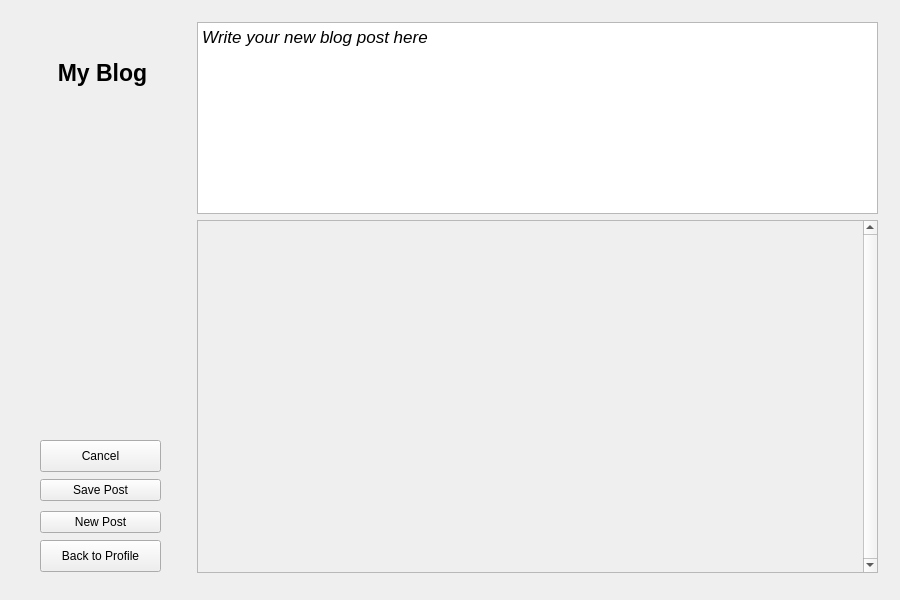
First picture: the form in GUI/bloggui.ui, repository thanhmvu/RocketRapport, before the edit.
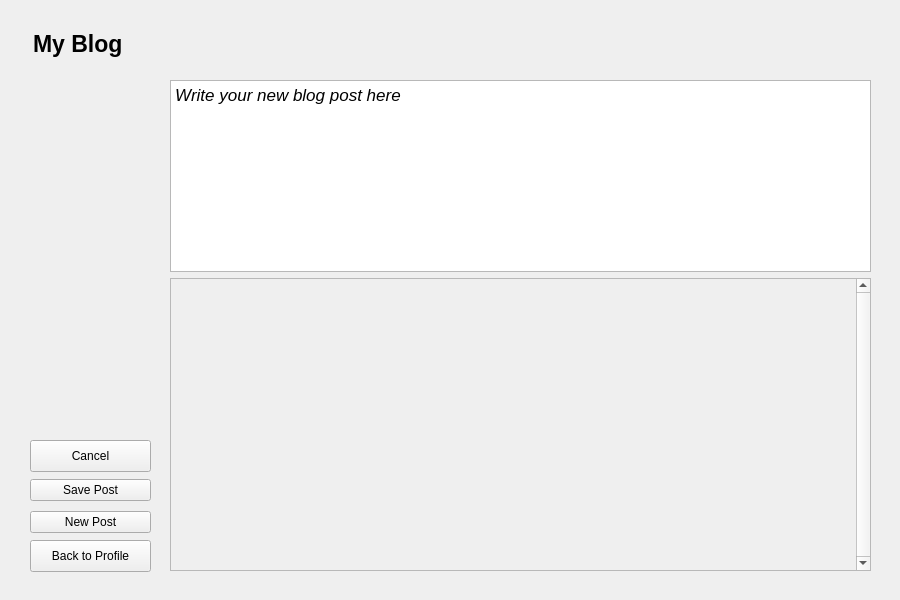
Second picture: the form after the edit.

Commit message: Hide newPost button for Guest viewer. Modify GUI look

Patch:
```diff
--- a/GUI/bloggui.ui
+++ b/GUI/bloggui.ui
@@ -16,7 +16,7 @@
   <widget class="QPushButton" name="pushButton_back_to_profile">
    <property name="geometry">
     <rect>
-     <x>40</x>
+     <x>30</x>
      <y>540</y>
      <width>121</width>
      <height>32</height>
@@ -41,7 +41,7 @@
   <widget class="QPushButton" name="pushButton_cancel">
    <property name="geometry">
     <rect>
-     <x>40</x>
+     <x>30</x>
      <y>440</y>
      <width>121</width>
      <height>32</height>
@@ -66,42 +66,63 @@
   <widget class="QWidget" name="layoutWidget">
    <property name="geometry">
     <rect>
-     <x>32</x>
-     <y>22</y>
-     <width>141</width>
-     <height>101</height>
+     <x>30</x>
+     <y>475</y>
+     <width>123</width>
+     <height>62</height>
     </rect>
    </property>
-   <layout class="QVBoxLayout" name="verticalLayout_3">
+   <layout class="QVBoxLayout" name="verticalLayout">
     <item>
-     <widget class="QLabel" name="label_myBlog">
-      <property name="font">
-       <font>
-        <pointsize>17</pointsize>
-        <weight>75</weight>
-        <bold>true</bold>
-       </font>
+     <widget class="QPushButton" name="pushButton_savePost">
+      <property name="sizePolicy">
+       <sizepolicy hsizetype="Fixed" vsizetype="Fixed">
+        <horstretch>0</horstretch>
+        <verstretch>0</verstretch>
+       </sizepolicy>
       </property>
+      <property name="minimumSize">
+       <size>
+        <width>121</width>
+        <height>0</height>
+       </size>
+      </property>
       <property name="text">
-       <string>My Blog</string>
+       <string>Save Post</string>
       </property>
-      <property name="alignment">
-       <set>Qt::AlignCenter</set>
+     </widget>
+    </item>
+    <item>
+     <widget class="QPushButton" name="pushButton_newPost">
+      <property name="sizePolicy">
+       <sizepolicy hsizetype="Fixed" vsizetype="Fixed">
+        <horstretch>0</horstretch>
+        <verstretch>0</verstretch>
+       </sizepolicy>
+      </property>
+      <property name="minimumSize">
+       <size>
+        <width>121</width>
+        <height>0</height>
+       </size>
+      </property>
+      <property name="text">
+       <string>New Post</string>
       </property>
      </widget>
     </item>
    </layout>
   </widget>
-  <widget class="QWidget" name="layoutWidget">
+  <widget class="QWidget" name="">
    <property name="geometry">
     <rect>
-     <x>197</x>
-     <y>22</y>
-     <width>681</width>
-     <height>551</height>
+     <x>170</x>
+     <y>80</y>
+     <width>701</width>
+     <height>491</height>
     </rect>
    </property>
-   <layout class="QVBoxLayout" name="verticalLayout_4">
+   <layout class="QVBoxLayout" name="verticalLayout_2">
     <item>
      <widget class="QTextEdit" name="textEdit_newPost">
       <property name="sizePolicy">
@@ -138,8 +159,8 @@
         <rect>
          <x>0</x>
          <y>0</y>
-         <width>664</width>
-         <height>349</height>
+         <width>684</width>
+         <height>289</height>
         </rect>
        </property>
       </widget>
@@ -147,55 +168,28 @@
     </item>
    </layout>
   </widget>
-  <widget class="QWidget" name="layoutWidget">
+  <widget class="QLabel" name="label_myBlog">
    <property name="geometry">
     <rect>
-     <x>40</x>
-     <y>475</y>
-     <width>123</width>
-     <height>62</height>
+     <x>33</x>
+     <y>23</y>
+     <width>831</width>
+     <height>41</height>
     </rect>
    </property>
-   <layout class="QVBoxLayout" name="verticalLayout">
-    <item>
-     <widget class="QPushButton" name="pushButton_savePost">
-      <property name="sizePolicy">
-       <sizepolicy hsizetype="Fixed" vsizetype="Fixed">
-        <horstretch>0</horstretch>
-        <verstretch>0</verstretch>
-       </sizepolicy>
-      </property>
-      <property name="minimumSize">
-       <size>
-        <width>121</width>
-        <height>0</height>
-       </size>
-      </property>
-      <property name="text">
-       <string>Save Post</string>
-      </property>
-     </widget>
-    </item>
-    <item>
-     <widget class="QPushButton" name="pushButton_newPost">
-      <property name="sizePolicy">
-       <sizepolicy hsizetype="Fixed" vsizetype="Fixed">
-        <horstretch>0</horstretch>
-        <verstretch>0</verstretch>
-       </sizepolicy>
-      </property>
-      <property name="minimumSize">
-       <size>
-        <width>121</width>
-        <height>0</height>
-       </size>
-      </property>
-      <property name="text">
-       <string>New Post</string>
-      </property>
-     </widget>
-    </item>
-   </layout>
+   <property name="font">
+    <font>
+     <pointsize>17</pointsize>
+     <weight>75</weight>
+     <bold>true</bold>
+    </font>
+   </property>
+   <property name="text">
+    <string>My Blog</string>
+   </property>
+   <property name="alignment">
+    <set>Qt::AlignLeading|Qt::AlignLeft|Qt::AlignVCenter</set>
+   </property>
   </widget>
   <zorder>layoutWidget</zorder>
   <zorder>layoutWidget</zorder>
```
Left out of the diff: 3 changed lines with no effect on the pictures. The commit also changes 3 other files.
